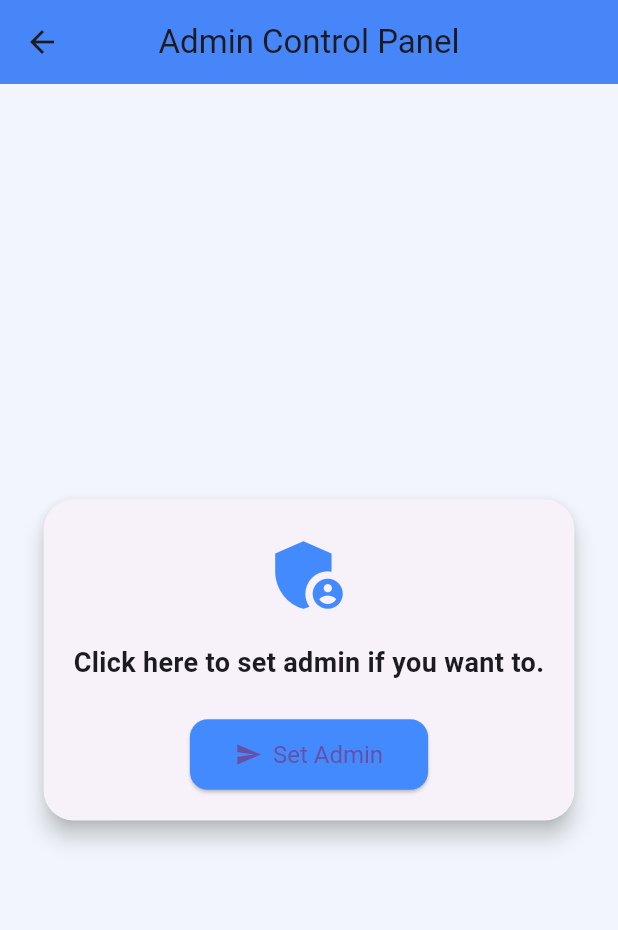
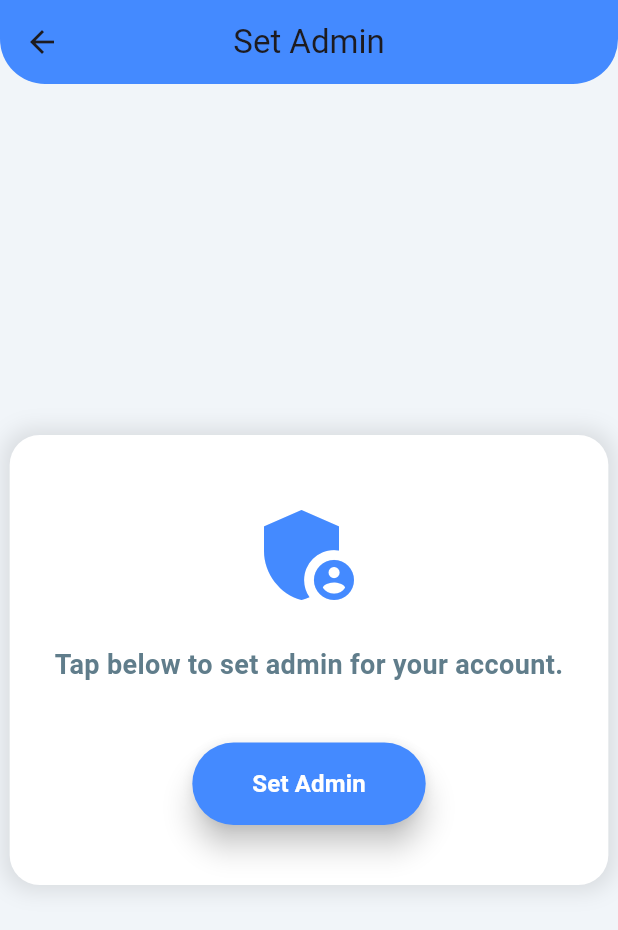
Before and after one commit to vimalkaveri/sms_app, a Flutter app: the AdminPage screen opened directly with empty values, on a phone screen of 412 x 824 dp. Shown: the top 930 px of the screen. Run offline on Flutter 3.47's test engine with Material 3 defaults, Android fonts, the phone set to English and light mode, and no system bars; our stand-ins replace permission_handler, shared_preferences; missing offline and left inert: flutter_pdfview, telephony; accounts and stored records are empty.

Commit message:
Code for semi-fineshing

```diff
--- a/lib/pages/admin.dart
+++ b/lib/pages/admin.dart
@@ -24,55 +24,83 @@ class _AdminPageState extends State<AdminPage> {
 
   void _sendSMS() {
     _smsController.sendSMS(context, widget.phoneNumber, predefinedMessage);
-
   }
 
   @override
   Widget build(BuildContext context) {
     return Scaffold(
-      backgroundColor: const Color(0xFFF2F6FC),
+      backgroundColor: const Color(0xFFF1F5F9), // Light gray background
       appBar: AppBar(
-        title: const Text('Admin Control Panel'),
+        title: const Text('Set Admin'),
         centerTitle: true,
-        elevation: 2,
         backgroundColor: Colors.blueAccent,
+        elevation: 0,
+        shape: const RoundedRectangleBorder(
+          borderRadius: BorderRadius.vertical(bottom: Radius.circular(30)),
+        ),
       ),
       body: Center(
-        child: Card(
-          margin: const EdgeInsets.symmetric(horizontal: 20, vertical: 40),
-          elevation: 6,
-          shape: RoundedRectangleBorder(borderRadius: BorderRadius.circular(20)),
-          child: Padding(
-            padding: const EdgeInsets.all(20),
+        child: Container(
+          padding: const EdgeInsets.symmetric(horizontal: 30, vertical: 40),
+          decoration: BoxDecoration(
+            color: Colors.white,
+            borderRadius: BorderRadius.circular(20),
+            boxShadow: [
+              BoxShadow(
+                color: Colors.black.withOpacity(0.1),
+                blurRadius: 12,
+                spreadRadius: 4,
+              ),
+            ],
+          ),
           child: Column(
             mainAxisSize: MainAxisSize.min,
             children: [
-                const Icon(Icons.admin_panel_settings, size: 60, color: Colors.blueAccent),
-                const SizedBox(height: 16),
+              // Icon for Admin Settings
+              const Icon(
+                Icons.admin_panel_settings,
+                size: 80,
+                color: Colors.blueAccent,
+              ),
+              const SizedBox(height: 20),
+
+              // Instructional Text
               const Text(
-                  'Click here to set admin if you want to.',
-                  style: TextStyle(fontSize: 18, fontWeight: FontWeight.w600),
+                'Tap below to set admin for your account.',
+                style: TextStyle(
+                  fontSize: 18,
+                  fontWeight: FontWeight.w600,
+                  color: Colors.blueGrey,
+                  height: 1.4,
+                ),
                 textAlign: TextAlign.center,
               ),
-                const SizedBox(height: 24),
-                ElevatedButton.icon(
+              const SizedBox(height: 40),
+
+              // Set Admin Button
+              ElevatedButton(
                 onPressed: _sendSMS,
-                  icon: const Icon(Icons.send),
-                  label: const Text('Set Admin'),
                 style: ElevatedButton.styleFrom(
-                    backgroundColor: Colors.blueAccent,
-                    padding: const EdgeInsets.symmetric(horizontal: 30, vertical: 14),
+                  backgroundColor: Colors.blueAccent, // Corrected the parameter name
+                  padding: const EdgeInsets.symmetric(horizontal: 40, vertical: 16),
                   shape: RoundedRectangleBorder(
-                      borderRadius: BorderRadius.circular(12),
+                    borderRadius: BorderRadius.circular(30),
                   ),
-                    textStyle: const TextStyle(fontSize: 16),
+                  elevation: 8,
+                ),
+                child: const Text(
+                  'Set Admin',
+                  style: TextStyle(
+                    fontSize: 16,
+                    fontWeight: FontWeight.bold,
+                    color: Colors.white,
+                  ),
                 ),
               ),
             ],
           ),
         ),
       ),
-      ),
     );
   }
 }
--- a/lib/pages/msg_get.dart
+++ b/lib/pages/msg_get.dart
@@ -231,7 +231,7 @@ class _MessageGetState extends State<MessageGet> {
   @override
   Widget build(BuildContext context) {
     return Scaffold(
-      appBar: AppBar(title: const Text("Structured SMS Reader")),
+      appBar: AppBar(title: const Text("Alert Message")),
       body: Padding(
         padding: const EdgeInsets.all(16),
         child: Column(
--- a/lib/pages/msg_set.dart
+++ b/lib/pages/msg_set.dart
@@ -124,7 +124,7 @@ class _MessageSetState extends State<MessageSet> {
   Widget build(BuildContext context) {
     return Scaffold(
       appBar: AppBar(
-        title: const Text('Advanced SMS Sender'),
+        title: const Text('Set Alert SMS'),
         backgroundColor: Colors.blue.shade700,
         centerTitle: true,
       ),
--- a/lib/pages/reset.dart
+++ b/lib/pages/reset.dart
@@ -76,7 +76,7 @@ class _ResetPageState extends State<ResetPage> {
     return Scaffold(
       backgroundColor: const Color(0xFFF2F6FC),
       appBar: AppBar(
-        title: const Text('System Reset Options'),
+        title: const Text('Reset Options'),
         centerTitle: true,
         backgroundColor: Colors.blueAccent,
       ),
--- a/lib/pages/status.dart
+++ b/lib/pages/status.dart
@@ -240,7 +240,7 @@ class _StatusPageState extends State<StatusPage> {
   @override
   Widget build(BuildContext context) {
     return Scaffold(
-      appBar: AppBar(title: const Text("Structured SMS Reader")),
+      appBar: AppBar(title: const Text("Device Status")),
       body: Padding(
         padding: const EdgeInsets.all(16),
         child: Column(
--- a/lib/pages/version.dart
+++ b/lib/pages/version.dart
@@ -243,7 +243,7 @@ class _VersionPageState extends State<VersionPage> {
   @override
   Widget build(BuildContext context) {
     return Scaffold(
-      appBar: AppBar(title: const Text("Structured SMS Reader")),
+      appBar: AppBar(title: const Text("Version")),
       body: Padding(
         padding: const EdgeInsets.all(16),
         child: Column(
```
Also changed, not shown: lib/pages/phno_get.dart (+98 -170 lines), lib/pages/phno_set.dart (+75 -70 lines). Lines whose indentation alone changed are shown as unchanged.
